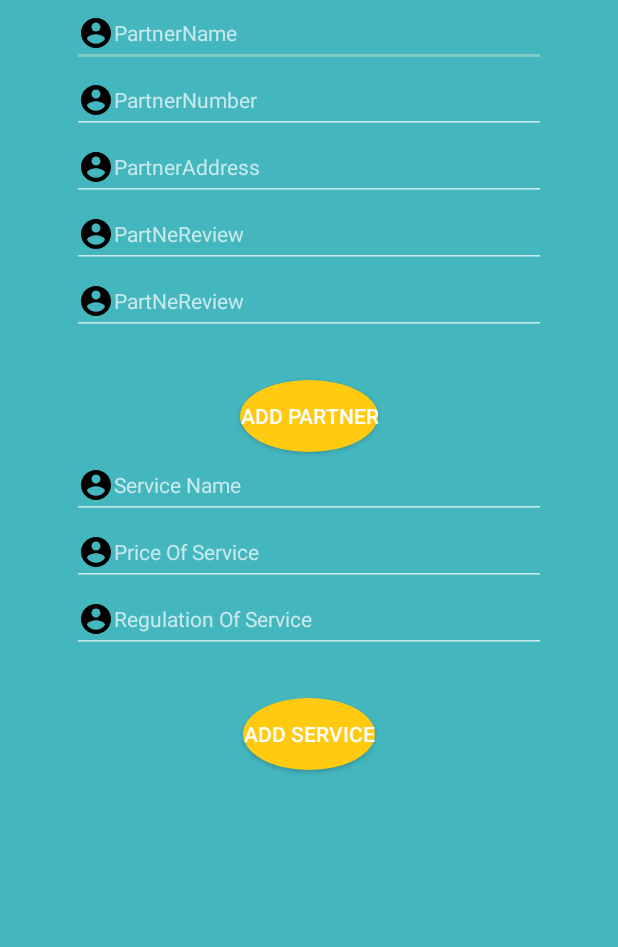
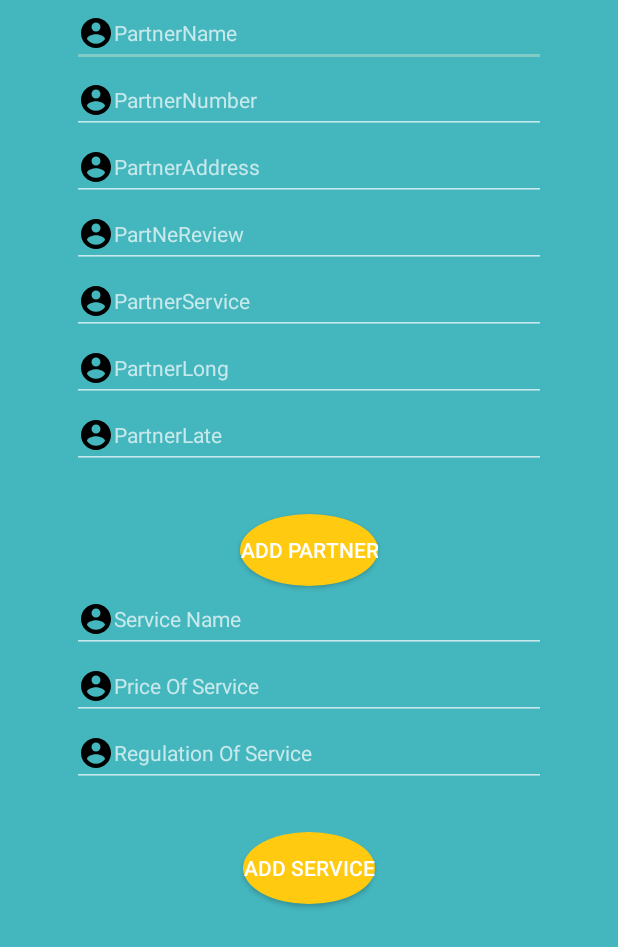
Before and after one commit to thuanle1203/car_rescue_app, an Android app: the ServiceActivity screen opened directly, with no data from a screen before it, on a phone screen of 412 x 824 dp. Shown: the top 947 px of the screen. Run offline under Robolectric (Android 15) with nearby library versions, the phone set to English and light mode, and no system bars; our stand-ins replace ButterKnife.

```diff
--- a/MyApplication/app/src/main/java/com/example/myapplication/Database/Controller/MyDAO.java
+++ b/MyApplication/app/src/main/java/com/example/myapplication/Database/Controller/MyDAO.java
@@ -27,6 +27,9 @@ public  interface MyDAO {
 
     @Query("select * from users where userName = :userName")
     public User getUserByUsName(String userName);
+
+    @Query("update users set userPassword = :pass where userName = :userName")
+    public void updatePassword(String userName, String pass);
 
     @Query("select * from users")
     public List<User> getUsers();
--- a/MyApplication/app/src/main/java/com/example/myapplication/activities/ServiceActivity.java
+++ b/MyApplication/app/src/main/java/com/example/myapplication/activities/ServiceActivity.java
@@ -34,6 +34,12 @@ public class ServiceActivity extends AppCompatActivity {
     @BindView(R.id.edt_addService)
     EditText edt_Service;
 
+    @BindView(R.id.edt_addLong)
+    EditText edt_Long;
+
+    @BindView(R.id.edt_addLate)
+    EditText edt_Late;
+
     @BindView(R.id.btn_addParner)
     Button btn_addPartner;
 
@@ -60,13 +66,15 @@ public class ServiceActivity extends AppCompatActivity {
             @Override
             public void onClick(View v) {
 
-                String name1, address1, phoneNum1, review1, service1;
+                String name1, address1, phoneNum1, review1, service1, longTitude, lateTitude;
 
                 name1 = edt_name.getText().toString();
                 address1 = edt_Adrre.getText().toString();
                 phoneNum1 = edt_Nume.getText().toString();
                 review1 = edt_Review.getText().toString();
                 service1 = edt_Service.getText().toString();
+                longTitude = edt_Long.getText().toString();
+                lateTitude = edt_Late.getText().toString();
 
                 Partner p = new Partner();
 
@@ -75,6 +83,8 @@ public class ServiceActivity extends AppCompatActivity {
                 p.setPhoneNumber(phoneNum1);
                 p.setReview(review1);
                 p.setActivePlace(service1);
+                p.setLongitude(Double.parseDouble(longTitude));
+                p.setLatitude(Double.parseDouble(lateTitude));
 
                 LoginActivity.myAppDatabase.myDAO().addPartner(p);
                 /*edt_name.setText("");
--- a/MyApplication/app/src/main/res/layout/activity_profile.xml
+++ b/MyApplication/app/src/main/res/layout/activity_profile.xml
@@ -150,10 +150,10 @@
         android:textAllCaps="false"
         android:textColor="#44b6be"
         app:layout_constraintBottom_toBottomOf="parent"
-        app:layout_constraintHorizontal_bias="0.502"
+        app:layout_constraintHorizontal_bias="0.473"
         app:layout_constraintLeft_toLeftOf="parent"
         app:layout_constraintRight_toRightOf="parent"
-        app:layout_constraintTop_toTopOf="parent"
-        app:layout_constraintVertical_bias="0.664" />
+        app:layout_constraintTop_toBottomOf="@+id/btn_savechange"
+        app:layout_constraintVertical_bias="0.118" />
 
 </androidx.constraintlayout.widget.ConstraintLayout>
--- a/MyApplication/app/src/main/res/layout/activity_service.xml
+++ b/MyApplication/app/src/main/res/layout/activity_service.xml
@@ -79,10 +79,42 @@
         android:layout_marginStart="48dp"
         android:layout_marginEnd="48dp"
         android:drawableLeft="@drawable/ic_username"
-        android:hint="PartNeReview"
+        android:hint="PartnerService"
         app:layout_constraintLeft_toLeftOf="parent"
         app:layout_constraintRight_toRightOf="parent"
         app:layout_constraintTop_toBottomOf="@id/edt_Review"
+        android:inputType="textPersonName"
+        android:textColor="#FFFFFF"
+        />
+    <EditText
+        android:id ="@+id/edt_addLong"
+        app:layout_goneMarginTop="100dp"
+        android:layout_width="match_parent"
+        android:layout_height="wrap_content"
+        android:textSize="14dp"
+        android:layout_marginStart="48dp"
+        android:layout_marginEnd="48dp"
+        android:drawableLeft="@drawable/ic_username"
+        android:hint="PartnerLong"
+        app:layout_constraintLeft_toLeftOf="parent"
+        app:layout_constraintRight_toRightOf="parent"
+        app:layout_constraintTop_toBottomOf="@id/edt_addService"
+        android:inputType="textPersonName"
+        android:textColor="#FFFFFF"
+        />
+    <EditText
+        android:id ="@+id/edt_addLate"
+        app:layout_goneMarginTop="100dp"
+        android:layout_width="match_parent"
+        android:layout_height="wrap_content"
+        android:textSize="14dp"
+        android:layout_marginStart="48dp"
+        android:layout_marginEnd="48dp"
+        android:drawableLeft="@drawable/ic_username"
+        android:hint="PartnerLate"
+        app:layout_constraintLeft_toLeftOf="parent"
+        app:layout_constraintRight_toRightOf="parent"
+        app:layout_constraintTop_toBottomOf="@id/edt_addLong"
         android:inputType="textPersonName"
         android:textColor="#FFFFFF"
         />
@@ -94,7 +126,7 @@
         android:layout_marginTop="30dp"
         android:text="ADD Partner"
         android:background="@drawable/shape_btn_register"
-        app:layout_constraintTop_toBottomOf="@id/edt_addService"
+        app:layout_constraintTop_toBottomOf="@id/edt_addLate"
         app:layout_constraintLeft_toLeftOf="parent"
         app:layout_constraintRight_toRightOf="parent"
         />
```
Also changed, not shown: MyApplication/app/src/main/java/com/example/myapplication/activities/ChangePassWord.java (+70 -0 lines), MyApplication/app/src/main/java/com/example/myapplication/activities/PartnerAdapter.java (+22 -2 lines), MyApplication/app/src/main/java/com/example/myapplication/activities/PartnerList.java (+8 -2 lines), MyApplication/app/src/main/java/com/example/myapplication/activities/ProfileActivity.java (+12 -0 lines), MyApplication/app/src/main/res/layout/activity_change_pass_word.xml (+3 -15 lines).
